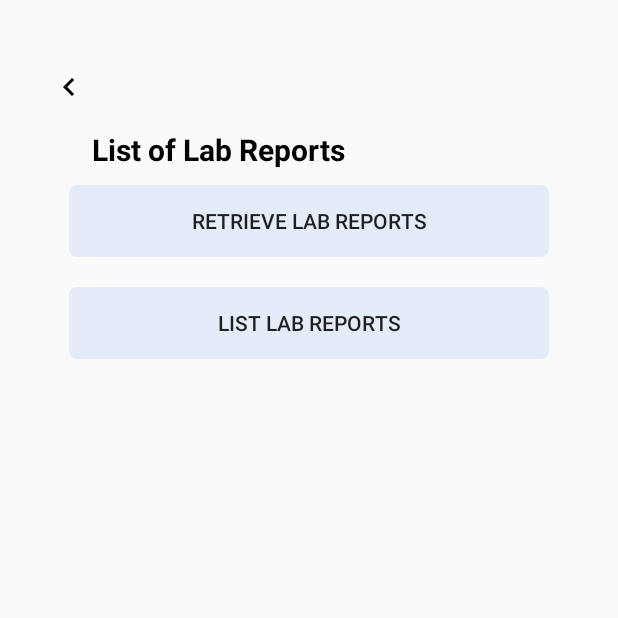
After one commit to thasneem240/Smart-Tele-Doc-App, an Android app: the fragment Frag_ListLabReports placed in its activity, on a phone screen of 412 x 824 dp, the top half of it. The commit adds this screen. Run offline under Robolectric (Android 15) with nearby library versions, the phone set to English and light mode, and no system bars; our stand-ins replace Firebase (no records; nobody signed in at launch, a user with empty details on screens opened directly); pictures from the network do not load.

Commit message:
Replaced Activity_ListLabReports with Frag_ListLabReports

```diff
--- /dev/null
+++ b/app/src/main/java/com/example/capstoneprojectgroup4/Frag_ListLabReports.java
@@ -0,0 +1,293 @@
+package com.example.capstoneprojectgroup4;
+
+import android.net.Uri;
+import android.os.Bundle;
+
+import androidx.annotation.NonNull;
+import androidx.fragment.app.Fragment;
+import androidx.recyclerview.widget.LinearLayoutManager;
+import androidx.recyclerview.widget.RecyclerView;
+
+import android.view.LayoutInflater;
+import android.view.View;
+import android.view.ViewGroup;
+import android.widget.Button;
+import android.widget.ImageView;
+import android.widget.TextView;
+import android.widget.Toast;
+
+import com.bumptech.glide.Glide;
+import com.google.android.gms.tasks.OnFailureListener;
+import com.google.android.gms.tasks.OnSuccessListener;
+import com.google.firebase.storage.FirebaseStorage;
+import com.google.firebase.storage.ListResult;
+import com.google.firebase.storage.StorageReference;
+
+import java.util.ArrayList;
+import java.util.List;
+import java.util.logging.Logger;
+
+/**
+ * A simple {@link Fragment} subclass.
+ * Use the {@link Frag_ListLabReports#newInstance} factory method to
+ * create an instance of this fragment.
+ */
+public class Frag_ListLabReports extends Fragment
+{
+
+    // TODO: Rename parameter arguments, choose names that match
+    // the fragment initialization parameters, e.g. ARG_ITEM_NUMBER
+    private static final String ARG_PARAM1 = "param1";
+    private static final String ARG_PARAM2 = "param2";
+
+
+    // TODO: Rename and change types of parameters
+    private String mParam1;
+    private String mParam2;
+
+    private StorageReference storageReference;
+
+    public Frag_ListLabReports()
+    {
+        // Required empty public constructor
+    }
+
+    /**
+     * Use this factory method to create a new instance of
+     * this fragment using the provided parameters.
+     *
+     * @param param1 Parameter 1.
+     * @param param2 Parameter 2.
+     * @return A new instance of fragment Frag_ListLabReports.
+     */
+    // TODO: Rename and change types and number of parameters
+    public static Frag_ListLabReports newInstance(String param1, String param2) {
+        Frag_ListLabReports fragment = new Frag_ListLabReports();
+        Bundle args = new Bundle();
+        args.putString(ARG_PARAM1, param1);
+        args.putString(ARG_PARAM2, param2);
+        fragment.setArguments(args);
+        return fragment;
+    }
+
+    @Override
+    public void onCreate(Bundle savedInstanceState) {
+        super.onCreate(savedInstanceState);
+        if (getArguments() != null) {
+            mParam1 = getArguments().getString(ARG_PARAM1);
+            mParam2 = getArguments().getString(ARG_PARAM2);
+        }
+    }
+
+    @Override
+    public View onCreateView(LayoutInflater inflater, ViewGroup container,
+                             Bundle savedInstanceState)
+    {
+        // Inflate the layout for this fragment
+        View view = inflater.inflate(R.layout.fragment_list_lab_reports, container, false);
+
+
+        // Initialize a list to store the firebaseLabReports
+        List<LabReport> fireBaseLabReports  = new ArrayList<>();
+        final boolean[] isRetrieved = {false};
+
+
+        Button retrieveLabReports = view.findViewById(R.id.retrieveLabReports);
+        Button listLabReports = view.findViewById(R.id.listLabReports);
+        RecyclerView recyclerView = view.findViewById(R.id.lab_report_recycler_view);
+
+        ImageView backButton = view.findViewById(R.id.backButtonListLabReports);
+
+        retrieveLabReports.setVisibility(View.VISIBLE);
+        listLabReports.setVisibility(View.VISIBLE);
+        recyclerView.setVisibility(View.GONE);
+
+        retrieveLabReports.setOnClickListener(new View.OnClickListener()
+        {
+            @Override
+            public void onClick(View view)
+            {
+                retrieveLabReports(fireBaseLabReports);
+
+                Toast.makeText(getActivity(),"Successfully retrieved " +
+                        "all the lab reports from firebase", Toast.LENGTH_SHORT).show();
+
+                isRetrieved[0] = true;
+
+            }
+        });
+
+        listLabReports.setOnClickListener(new View.OnClickListener()
+        {
+            @Override
+            public void onClick(View view)
+            {
+
+                if(isRetrieved[0])
+                {
+                    retrieveLabReports.setVisibility(View.GONE);
+                    listLabReports.setVisibility(View.GONE);
+                    recyclerView.setVisibility(View.VISIBLE);
+
+                    enableReportsRecyclerView(fireBaseLabReports,recyclerView);
+                }
+                else
+                {
+                    Toast.makeText(getActivity(),"First Retrieve the Lab Reports!!! ", Toast.LENGTH_SHORT).show();
+                }
+
+
+            }
+        });
+
+
+
+        return view;
+    }
+
+    private void downloadImageFromURI(LabReport labReport, ImageView imageViewTest)
+    {
+        Glide.with(getActivity()).load(labReport.getImageUri()).into(imageViewTest);
+    }
+
+
+    private void enableReportsRecyclerView(List<LabReport> fireBaseLabReports, RecyclerView recyclerView)
+    {
+        //Create Adapter for the recyclerview
+        LabReportAdapter adapter = new LabReportAdapter(fireBaseLabReports); // labReports is a List of LabReport objects
+
+        recyclerView.setLayoutManager(new LinearLayoutManager(getActivity()));
+
+        // Hook it up
+
+        recyclerView.setAdapter(adapter);
+
+    }
+
+
+    private void retrieveLabReports(List<LabReport> labReportList)
+    {
+        // Reference to the Firebase Storage folder where lab reports are stored
+        storageReference = FirebaseStorage.getInstance().getReference("Lab_Reports");
+
+        storageReference.listAll()
+                .addOnSuccessListener(new OnSuccessListener<ListResult>()
+                {
+                    @Override
+                    public void onSuccess(ListResult listResult)
+                    {
+                        for (StorageReference item : listResult.getItems())
+                        {
+                            // Generate an ID for each image
+                            String id = item.getName();
+
+//                           boolean containsUid = id.contains(uID);
+//                            if(containsUid)
+//                            {
+//                                item.getDownloadUrl(),...........
+//                            }
+
+                            // Get the download URL for the image
+                            item.getDownloadUrl()
+                                    .addOnSuccessListener(new OnSuccessListener<Uri>()
+                                    {
+                                        @Override
+                                        public void onSuccess(Uri uri)
+                                        {
+                                            // Create an LabReport Object and add it to the list
+                                            LabReport labReport = new LabReport(id, uri);
+                                            labReportList.add(labReport);
+
+                                        }
+                                    })
+                                    .addOnFailureListener(new OnFailureListener()
+                                    {
+                                        @Override
+                                        public void onFailure(@NonNull Exception exception)
+                                        {
+                                            // Handle any errors that may occur during URL retrieval
+
+                                            Toast.makeText(getActivity(),
+                                                    "Failed to Retrieve the URI", Toast.LENGTH_SHORT).show();
+                                        }
+                                    });
+                        }
+                    }
+                })
+                .addOnFailureListener(new OnFailureListener()
+                {
+                    @Override
+                    public void onFailure(@NonNull Exception e)
+                    {
+                        // Handle any errors that may occur during listing
+
+                        Toast.makeText(getActivity(),
+                                "Failed to Listing", Toast.LENGTH_SHORT).show();
+                    }
+                });
+
+
+    }
+
+
+    private class LabReportAdapter extends RecyclerView.Adapter<ViewHolder>
+    {
+        private List<LabReport> labReports;
+
+        public LabReportAdapter(List<LabReport> labReports)
+        {
+            this.labReports = labReports;
+        }
+
+
+
+        @NonNull
+        @Override
+        public ViewHolder onCreateViewHolder(@NonNull ViewGroup parent, int viewType)
+        {
+            View view = LayoutInflater.from(parent.getContext()).inflate(R.layout.viewholder_labreport, parent, false);
+            return new ViewHolder(view);
+        }
+
+
+
+        @Override
+        public void onBindViewHolder(@NonNull ViewHolder holder, int position)
+        {
+            LabReport labReport = labReports.get(position);
+
+            String title = labReport.getTitle();
+            Uri imageUri = labReport.getImageUri();
+
+
+            holder.labReportTitle.setText(title);
+
+            downloadImageFromURI(labReport,holder.labReportImage);
+        }
+
+
+
+        @Override
+        public int getItemCount()
+        {
+            return labReports.size();
+        }
+
+
+    }
+
+    private class ViewHolder extends RecyclerView.ViewHolder
+    {
+        public ImageView labReportImage;
+        public TextView labReportTitle;
+
+        public ViewHolder(@NonNull View itemView) {
+            super(itemView);
+            labReportImage = itemView.findViewById(R.id.lab_report_image);
+            labReportTitle = itemView.findViewById(R.id.lab_report_title);
+        }
+    }
+
+
+
+}
--- /dev/null
+++ b/app/src/main/res/layout/fragment_list_lab_reports.xml
@@ -0,0 +1,69 @@
+<?xml version="1.0" encoding="utf-8"?>
+<androidx.constraintlayout.widget.ConstraintLayout xmlns:android="http://schemas.android.com/apk/res/android"
+    xmlns:app="http://schemas.android.com/apk/res-auto"
+    xmlns:tools="http://schemas.android.com/tools"
+    android:layout_width="match_parent"
+    android:layout_height="match_parent"
+    android:padding="10dp"
+    tools:context=".Frag_ListLabReports">
+
+    <ImageView
+        android:id="@+id/backButtonListLabReports"
+        android:layout_width="wrap_content"
+        android:layout_height="wrap_content"
+        android:layout_marginTop="36dp"
+        android:layout_marginEnd="344dp"
+        app:layout_constraintEnd_toEndOf="parent"
+        app:layout_constraintTop_toTopOf="parent"
+        app:srcCompat="@drawable/baseline_keyboard_arrow_left_24" />
+
+    <TextView
+        android:id="@+id/title"
+        android:layout_width="wrap_content"
+        android:layout_height="wrap_content"
+        android:layout_marginStart="51dp"
+        android:layout_marginTop="16dp"
+        android:text="List of Lab Reports"
+        android:textColor="@color/black"
+        android:textSize="20sp"
+        android:textStyle="bold"
+        app:layout_constraintStart_toStartOf="parent"
+        app:layout_constraintTop_toBottomOf="@+id/backButtonListLabReports" />
+
+
+    <androidx.recyclerview.widget.RecyclerView
+        android:id="@+id/lab_report_recycler_view"
+        android:layout_width="match_parent"
+        android:layout_height="match_parent"
+
+        app:layout_constraintEnd_toEndOf="parent"
+        app:layout_constraintStart_toStartOf="parent"
+        android:layout_marginTop="110dp"
+        />
+
+
+    <Button
+        android:id="@+id/retrieveLabReports"
+        android:layout_width="wrap_content"
+        android:layout_height="wrap_content"
+        android:layout_marginTop="10dp"
+        android:text="RETRIEVE LAB REPORTS"
+        app:layout_constraintEnd_toEndOf="parent"
+        app:layout_constraintStart_toStartOf="parent"
+        android:background="@drawable/rectangle_4"
+        app:layout_constraintTop_toBottomOf="@id/title" />
+
+    <Button
+        android:id="@+id/listLabReports"
+        android:background="@drawable/rectangle_4"
+        android:layout_width="wrap_content"
+        android:layout_height="wrap_content"
+        android:layout_marginTop="20dp"
+        android:text="LIST LAB REPORTS"
+
+        app:layout_constraintEnd_toEndOf="parent"
+        app:layout_constraintStart_toStartOf="parent"
+        app:layout_constraintTop_toBottomOf="@+id/retrieveLabReports" />
+
+
+</androidx.constraintlayout.widget.ConstraintLayout>
```
Also changed, not shown: app/src/main/java/com/example/capstoneprojectgroup4/Frag_LabReports.java (+8 -2 lines), app/src/main/res/layout/activity_list_lab_reports.xml (+0 -10 lines).
